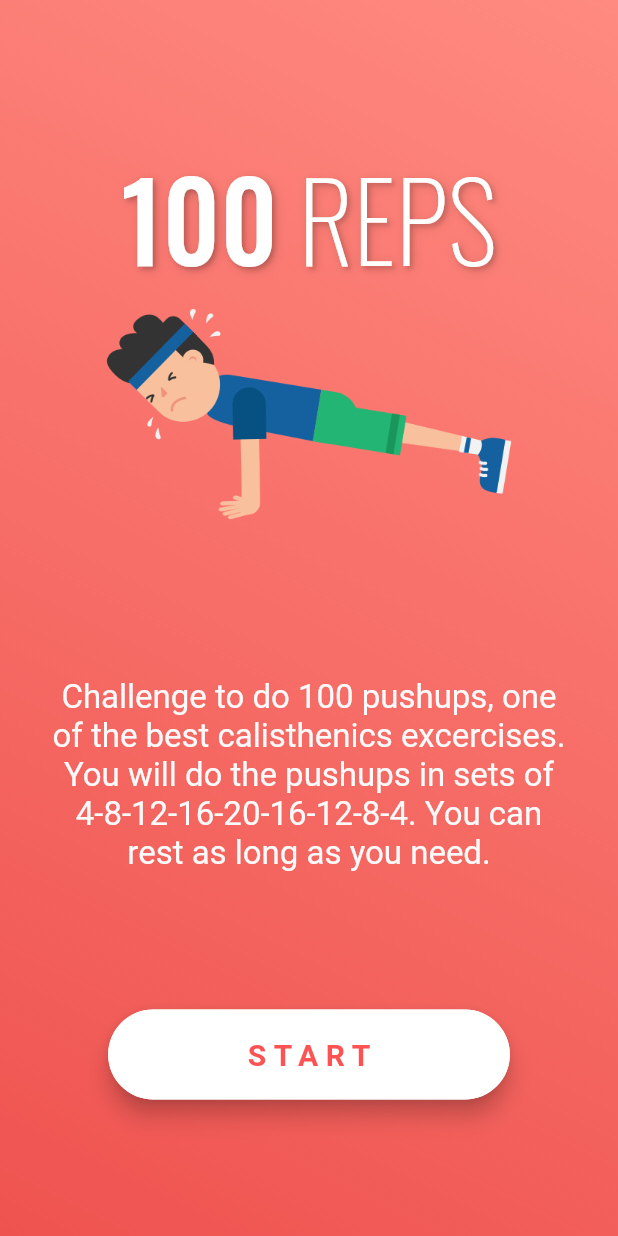
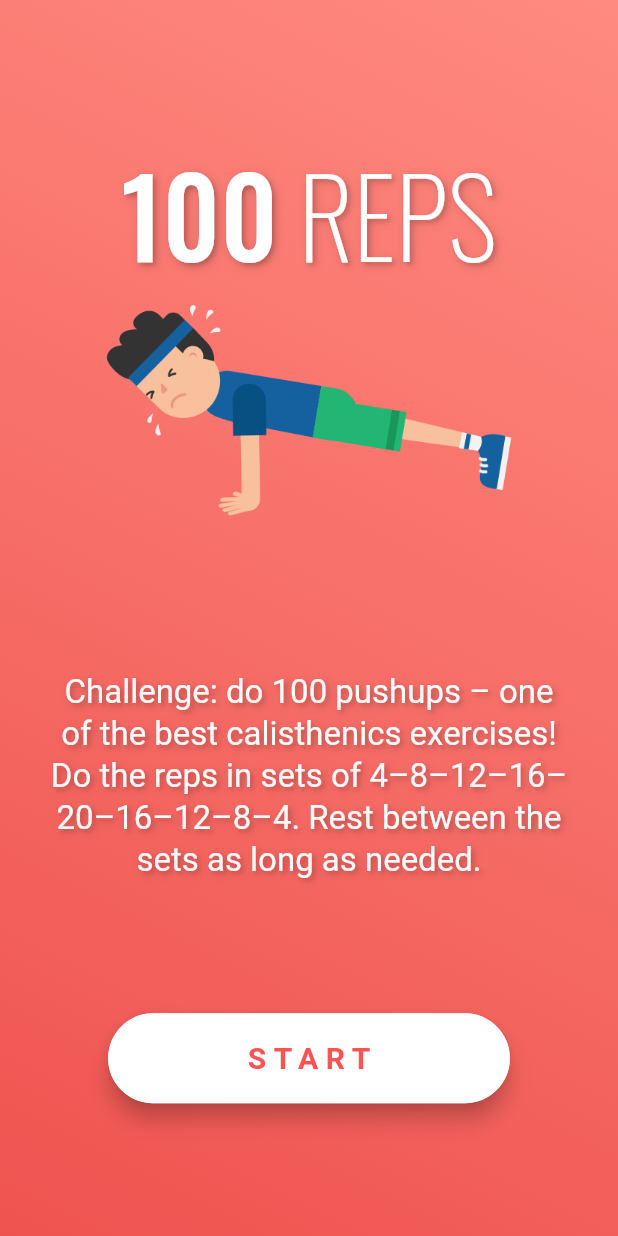
Before and after one commit to Steellow/hundred_reps, a Flutter app: the screen it shows after launch, on a phone screen of 412 x 824 dp. Run offline on Flutter 3.47's test engine with Material 2 defaults, Android fonts, the phone set to English and light mode, and no system bars; drawn by our look-alikes of auto_size_text; our stand-ins replace flutter_swiper, google_fonts, percent_indicator, timer_builder; missing offline and left inert: zoomable_tilt_view.

Commit message:
improved intro page

```diff
--- a/TODO.txt
+++ b/TODO.txt
@@ -1,6 +1,5 @@
 MAIN FEATURES:
     See Results (end page)
-    Disable screen rotate
     Mention image source
 
 
@@ -25,6 +24,7 @@ HI-FI:
     List of pushup-variations
     Start page description, bold important parts
     Button to Floating Action Button
+    Status bar color?
 
 
 
--- a/lib/screens/intro_page/intro_page.dart
+++ b/lib/screens/intro_page/intro_page.dart
@@ -27,7 +27,7 @@ class IntroPage extends StatelessWidget {
               Container(
                 margin: EdgeInsets.symmetric(horizontal: 32),
                 child: AutoSizeText(
-                  "Challenge to do 100 pushups, one of the best calisthenics excercises. You will do the pushups in sets of 4-8-12-16-20-16-12-8-4. You can rest as long as you need.",
+                  "Challenge: do 100 pushups – one of the best calisthenics exercises! Do the reps in sets of 4–8–12–16–20–16–12–8–4. Rest between the sets as long as needed.",
                   textAlign: TextAlign.center,
                   style: Styles.descriptionText,
                   minFontSize: 22,
--- a/lib/screens/main_page/custom_card.dart
+++ b/lib/screens/main_page/custom_card.dart
@@ -20,6 +20,7 @@ class _CustomCardState extends State<CustomCard> {
 
     return ZoomableTiltView(
       // Using ZoomableTiltView for extra juiciness
+      tiltSensitivity: 0.2,
       zoomLimit: 1,
       child: Container(
         height: 300,
--- a/lib/util/styles.dart
+++ b/lib/util/styles.dart
@@ -38,6 +38,8 @@ abstract class Styles {
 
   static var descriptionText = TextStyle(
     color: Colors.grey[50],
+    shadows: textShadows,
+    height: 1.25,
   );
 
   static var titleText = GoogleFonts.oswald(
@@ -45,18 +47,7 @@ abstract class Styles {
       color: Colors.white,
       fontSize: 72,
       fontWeight: FontWeight.w500,
-      shadows: <Shadow>[
-        Shadow(
-          offset: Offset(2, 2),
-          blurRadius: 3.0,
-          color: Colors.black.withOpacity(0.15),
-        ),
-        Shadow(
-          offset: Offset(2, 2),
-          blurRadius: 8.0,
-          color: Colors.black.withOpacity(0.15),
-        ),
-      ],
+      shadows: textShadows,
     ),
   );
 
@@ -79,4 +70,17 @@ abstract class Styles {
       end: Alignment.topRight,
     ),
   );
+
+  static List<Shadow> textShadows = [
+    Shadow(
+      offset: Offset(2, 2),
+      blurRadius: 3.0,
+      color: Colors.black.withOpacity(0.15),
+    ),
+    Shadow(
+      offset: Offset(2, 2),
+      blurRadius: 8.0,
+      color: Colors.black.withOpacity(0.15),
+    ),
+  ];
 }
```
